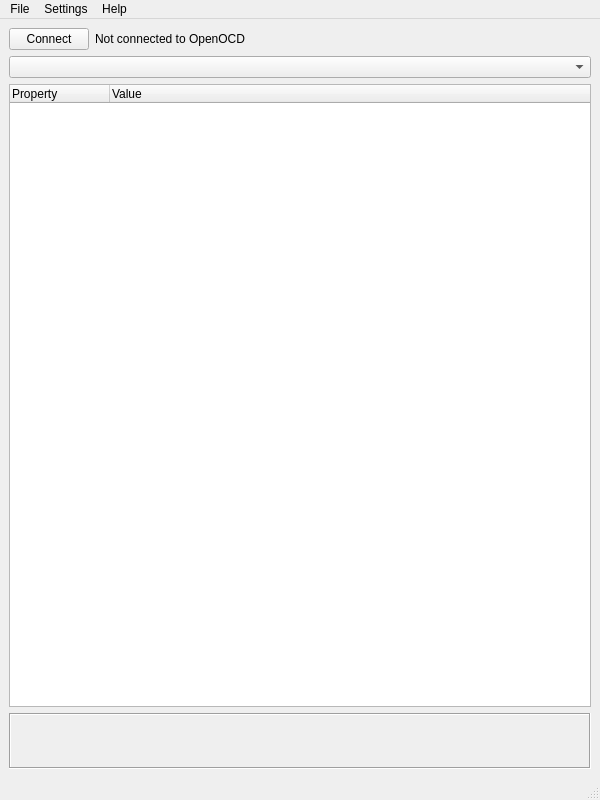
esynr3z/openocd-svd, file ui/main.ui: the form before one commit.
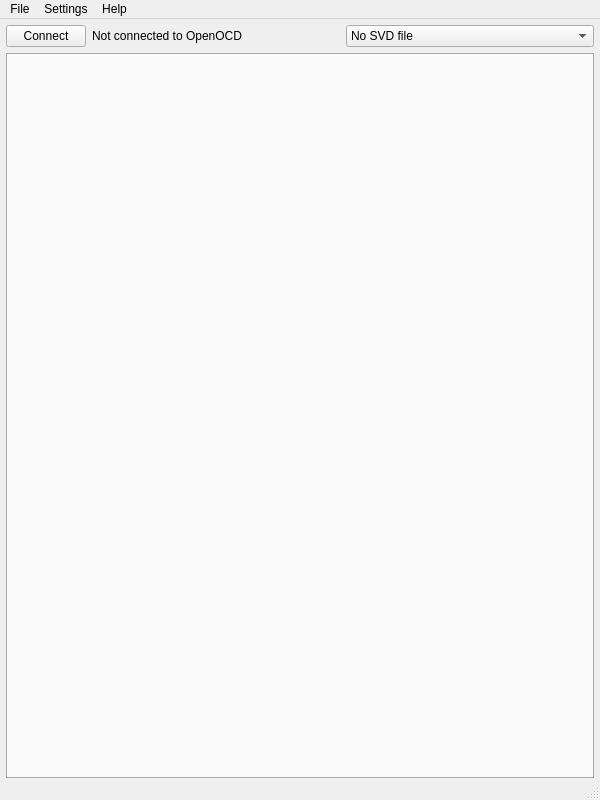
The form after the commit.

Commit message: Interface rework

Diff of the .ui file:
```diff
--- a/ui/main.ui
+++ b/ui/main.ui
@@ -22,6 +22,18 @@
   <property name="windowTitle">
    <string>openocd-svd</string>
   </property>
+  <property name="toolButtonStyle">
+   <enum>Qt::ToolButtonIconOnly</enum>
+  </property>
+  <property name="documentMode">
+   <bool>false</bool>
+  </property>
+  <property name="tabShape">
+   <enum>QTabWidget::Rounded</enum>
+  </property>
+  <property name="unifiedTitleAndToolBarOnMac">
+   <bool>false</bool>
+  </property>
   <widget class="QWidget" name="centralwidget">
    <property name="sizePolicy">
     <sizepolicy hsizetype="Preferred" vsizetype="Preferred">
@@ -29,9 +41,36 @@
      <verstretch>0</verstretch>
     </sizepolicy>
    </property>
-   <layout class="QVBoxLayout" name="verticalLayout_4">
+   <layout class="QVBoxLayout" name="verticalLayout_3">
+    <property name="spacing">
+     <number>0</number>
+    </property>
+    <property name="leftMargin">
+     <number>0</number>
+    </property>
+    <property name="topMargin">
+     <number>0</number>
+    </property>
+    <property name="rightMargin">
+     <number>0</number>
+    </property>
+    <property name="bottomMargin">
+     <number>0</number>
+    </property>
     <item>
-     <layout class="QVBoxLayout" name="verticalLayout" stretch="0,0,0,0">
+     <layout class="QVBoxLayout" name="verticalLayout" stretch="0,0">
+      <property name="spacing">
+       <number>6</number>
+      </property>
+      <property name="leftMargin">
+       <number>6</number>
+      </property>
+      <property name="topMargin">
+       <number>6</number>
+      </property>
+      <property name="rightMargin">
+       <number>6</number>
+      </property>
       <item>
        <layout class="QHBoxLayout" name="horizontalLayout">
         <item>
@@ -52,59 +91,47 @@
           <property name="text">
            <string>Not connected to OpenOCD</string>
           </property>
+          <property name="textInteractionFlags">
+           <set>Qt::LinksAccessibleByMouse|Qt::TextSelectableByMouse</set>
+          </property>
+         </widget>
+        </item>
+        <item>
+         <widget class="QComboBox" name="combo_periph">
+          <property name="sizePolicy">
+           <sizepolicy hsizetype="Preferred" vsizetype="Fixed">
+            <horstretch>0</horstretch>
+            <verstretch>0</verstretch>
+           </sizepolicy>
+          </property>
+          <property name="currentText">
+           <string>No SVD file</string>
+          </property>
+          <property name="currentIndex">
+           <number>0</number>
+          </property>
+          <item>
+           <property name="text">
+            <string>No SVD file</string>
+           </property>
+          </item>
          </widget>
         </item>
        </layout>
       </item>
       <item>
-       <widget class="QComboBox" name="combo_periph">
-        <property name="sizePolicy">
-         <sizepolicy hsizetype="Preferred" vsizetype="Fixed">
-          <horstretch>0</horstretch>
-          <verstretch>0</verstretch>
-         </sizepolicy>
+       <widget class="QTabWidget" name="tab_periph">
+        <property name="tabPosition">
+         <enum>QTabWidget::South</enum>
         </property>
-       </widget>
-      </item>
-      <item>
-       <widget class="QTreeWidget" name="tree_regs">
-        <column>
-         <property name="text">
-          <string>Property</string>
-         </property>
-        </column>
-        <column>
-         <property name="text">
-          <string>Value</string>
-         </property>
-        </column>
-       </widget>
-      </item>
-      <item>
-       <widget class="QLabel" name="lab_info">
-        <property name="sizePolicy">
-         <sizepolicy hsizetype="Preferred" vsizetype="Fixed">
-          <horstretch>0</horstretch>
-          <verstretch>0</verstretch>
-         </sizepolicy>
+        <property name="currentIndex">
+         <number>-1</number>
         </property>
-        <property name="minimumSize">
-         <size>
-          <width>0</width>
-          <height>56</height>
-         </size>
+        <property name="tabsClosable">
+         <bool>true</bool>
         </property>
-        <property name="frameShape">
-         <enum>QFrame::Box</enum>
-        </property>
-        <property name="frameShadow">
-         <enum>QFrame::Sunken</enum>
-        </property>
-        <property name="text">
-         <string/>
-        </property>
-        <property name="alignment">
-         <set>Qt::AlignLeading|Qt::AlignLeft|Qt::AlignTop</set>
+        <property name="movable">
+         <bool>true</bool>
         </property>
        </widget>
       </item>
```
Left out of the diff: 22 changed lines with no effect on the pictures. The commit also changes 4 other files.
